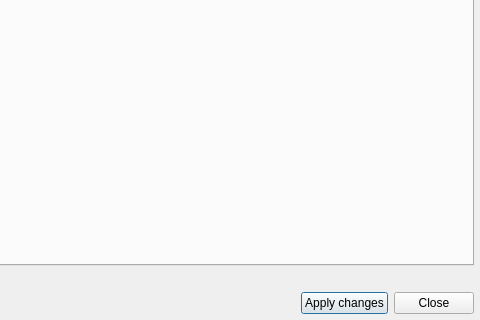
Qt form src/VeraGrid/Gui/DynamicModelEditor/dynamic_block_properties.ui (JordiBejarUPC/veragrid-hvdc-bipolar-pfc) before a commit; both pictures show x 720 to 1200 and y 380 to 700 of the 1200 by 700 pixel window.
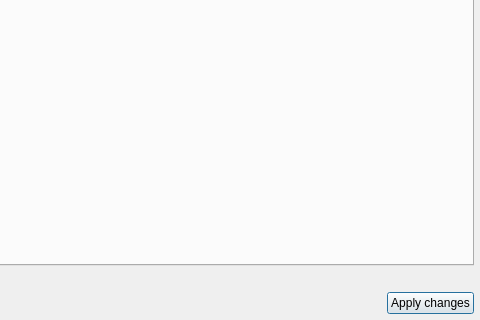
The same form after that commit. Icons and pictures are not drawn.

Commit message: some small changes on the block properties modal

What changed in the file:
```diff
--- a/src/VeraGrid/Gui/DynamicModelEditor/dynamic_block_properties.ui
+++ b/src/VeraGrid/Gui/DynamicModelEditor/dynamic_block_properties.ui
@@ -72,13 +72,6 @@
        </property>
       </widget>
      </item>
-     <item>
-      <widget class="QPushButton" name="close_button">
-       <property name="text">
-        <string>Close</string>
-       </property>
-      </widget>
-     </item>
     </layout>
    </item>
   </layout>
```
The commit also changes 2 other files.
